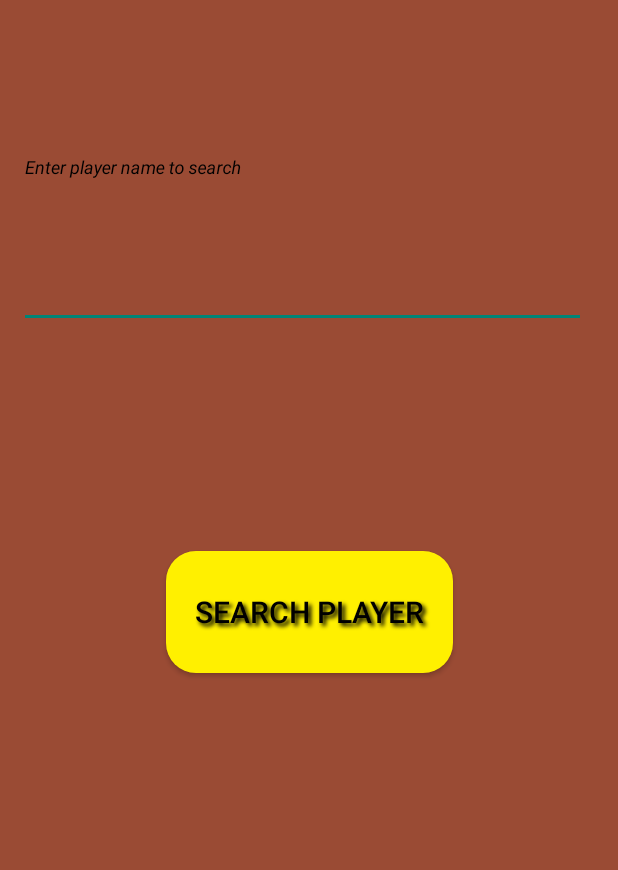
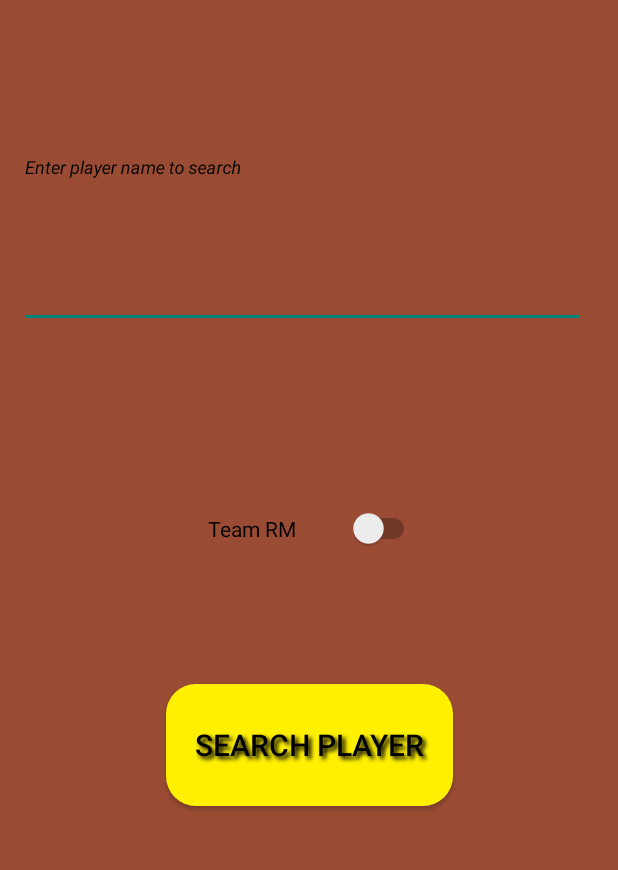
Before and after one commit to 1Zaknafein/AoE2StatsChecker_Android, an Android app: the screen it shows after launch (MainActivity), on a phone screen of 412 x 824 dp, the part 329-1199 px from its top. Run offline under Robolectric (Android 15) with nearby library versions, the phone set to English and light mode, and no system bars.

Commit message:
Update
Added way to allow searching players by two different leaderboards (team rm and rm)
Removed unnecassary API calls when no data was given after first API call; this also removed delay when switching between statistics type

```diff
--- a/AOEStats/app/src/main/java/com/example/aoestats/ActivityResults.kt
+++ b/AOEStats/app/src/main/java/com/example/aoestats/ActivityResults.kt
@@ -24,7 +24,7 @@ class ActivityResults : AppCompatActivity(), RecyclerViewLeaderboardsAdapter.OnI
 
 
     private val BASE_URL = "https://aoe2.net/"
-    private val leaderboard_id = 4;
+    private var leaderboard_id = -1
     lateinit var playerNameList : MutableList<PlayerNames>  // for recyclerview items
     lateinit var recycler : RecyclerView
     lateinit var playerList : MutableList<Player>      // list of players (data)
@@ -39,6 +39,7 @@ class ActivityResults : AppCompatActivity(), RecyclerViewLeaderboardsAdapter.OnI
         setContentView(R.layout.activity_results)
 
         val name = intent.getStringExtra("name")
+        leaderboard_id = intent.getIntExtra("type",3)
 
         getPlayersByName(name!!)
     }
--- a/AOEStats/app/src/main/java/com/example/aoestats/DataRM.kt
+++ b/AOEStats/app/src/main/java/com/example/aoestats/DataRM.kt
@@ -6,5 +6,6 @@ data class DataRM(
     var wins: Int,
     var losses: Int,
     var rating: Int,
-    var ratingHistory: List<Int>
+    var ratingHistory: List<Int>,
+    var checked: Boolean
 )
--- a/AOEStats/app/src/main/res/layout/activity_main.xml
+++ b/AOEStats/app/src/main/res/layout/activity_main.xml
@@ -23,10 +23,9 @@
         android:textSize="20sp"
         app:layout_constraintBottom_toBottomOf="parent"
         app:layout_constraintEnd_toEndOf="parent"
-        app:layout_constraintHorizontal_bias="0.502"
         app:layout_constraintStart_toStartOf="parent"
         app:layout_constraintTop_toTopOf="parent"
-        app:layout_constraintVertical_bias="0.79" />
+        app:layout_constraintVertical_bias="0.909" />
 
     <com.google.android.material.textfield.TextInputLayout
         android:layout_width="387dp"
@@ -74,4 +73,14 @@
         app:layout_constraintStart_toStartOf="parent"
         app:layout_constraintTop_toTopOf="parent" />
 
+    <Switch
+        android:id="@+id/sw_leaderboardtype"
+        android:layout_width="141dp"
+        android:layout_height="63dp"
+        android:layout_marginEnd="132dp"
+        android:layout_marginBottom="72dp"
+        android:text="Team RM"
+        app:layout_constraintBottom_toTopOf="@+id/btnSearchPlayer"
+        app:layout_constraintEnd_toEndOf="parent" />
+
 </androidx.constraintlayout.widget.ConstraintLayout>
```
Also changed, not shown: AOEStats/app/src/main/java/com/example/aoestats/MainActivity.kt (+10 -0 lines), AOEStats/app/src/main/java/com/example/aoestats/PlayerActivity.kt (+7 -8 lines).
